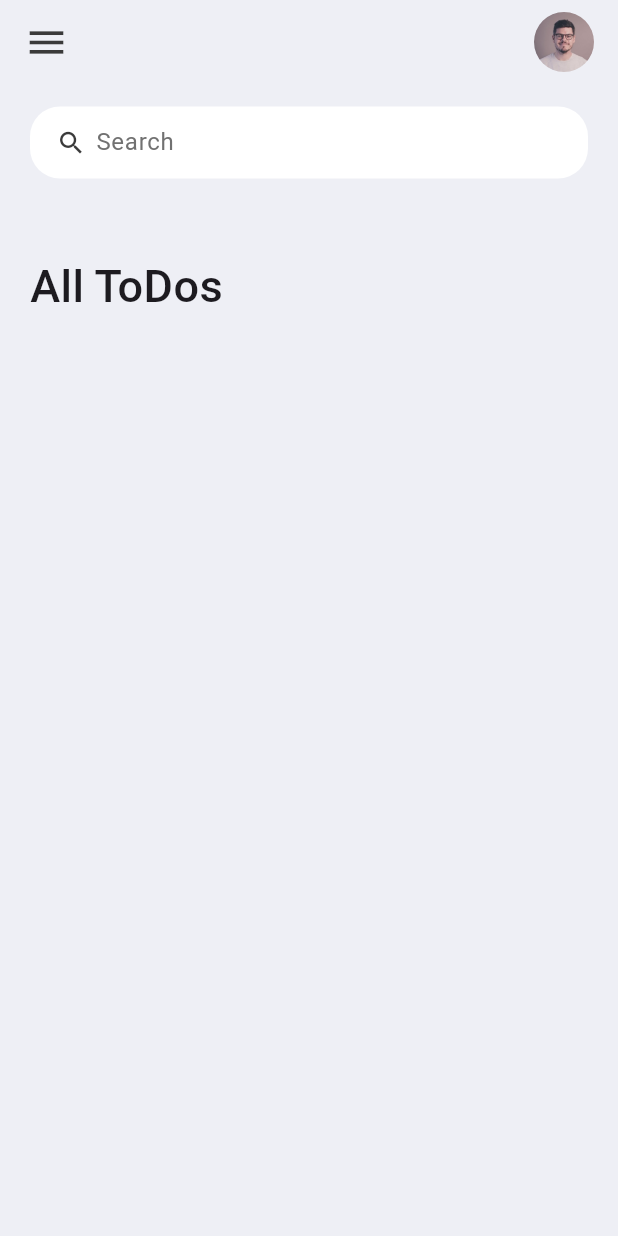
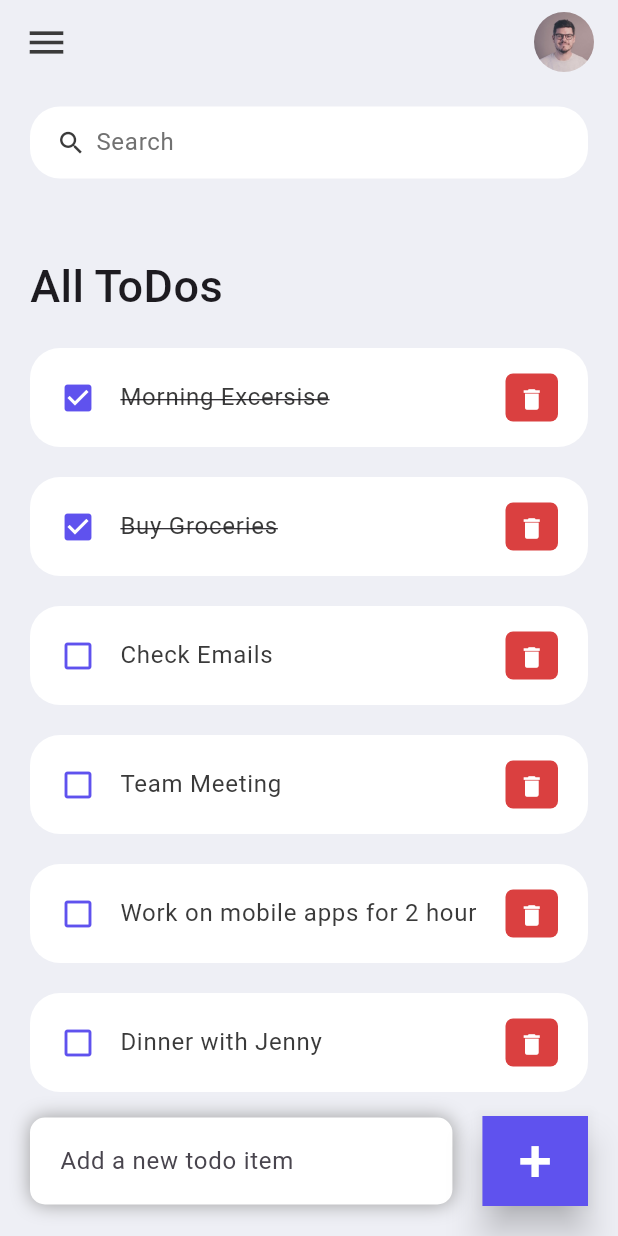
Before and after one commit to fm1299/flutter_todo_app, a Flutter app: the screen it shows after launch, on a phone screen of 412 x 824 dp. Run offline on Flutter 3.47's test engine with Material 3 defaults, Android fonts, the light colour scheme and no system bars.

Commit message:
Items can now be viewed in a list on the home page

```diff
--- /dev/null
+++ b/lib/model/todo.dart
@@ -0,0 +1,18 @@
+class ToDo {
+  String? id;
+  String? todoText;
+  bool isDone;
+
+  ToDo({required this.id, required this.todoText, this.isDone = false});
+
+  static List<ToDo> todoList() {
+    return [
+      ToDo(id: '01', todoText: 'Morning Excersise', isDone: true),
+      ToDo(id: '02', todoText: 'Buy Groceries', isDone: true),
+      ToDo(id: '03', todoText: 'Check Emails'),
+      ToDo(id: '04', todoText: 'Team Meeting'),
+      ToDo(id: '05', todoText: 'Work on mobile apps for 2 hour'),
+      ToDo(id: '06', todoText: 'Dinner with Jenny')
+    ];
+  }
+}
--- a/lib/screens/home.dart
+++ b/lib/screens/home.dart
@@ -1,16 +1,20 @@
 import 'package:flutter/material.dart';
-import 'package:flutter/widgets.dart';
 import 'package:todo_app_practice/constants/colors.dart';
+import 'package:todo_app_practice/model/todo.dart';
+import 'package:todo_app_practice/widgets/todo_item.dart';
 
 class Home extends StatelessWidget {
-  const Home({super.key});
+  Home({super.key});
 
+  final todosList = ToDo.todoList();
   @override
   Widget build(BuildContext context) {
     return Scaffold(
       backgroundColor: tdBGColor,
       appBar: _buildAppBar(),
-      body: Container(
+      body: Stack(
+        children: [
+          Container(
             padding: const EdgeInsets.symmetric(horizontal: 20, vertical: 15),
             child: Column(
               children: [
@@ -19,11 +23,11 @@
                   child: ListView(
                     children: [
                       Container(
-                    margin: EdgeInsets.only(
+                        margin: const EdgeInsets.only(
                           top: 50,
                           bottom: 20,
                         ),
-                    child: Text(
+                        child: const Text(
                           'All ToDos',
                           style: TextStyle(
                             fontSize: 30,
@@ -31,18 +35,71 @@
                           ),
                         ),
                       ),
+                      for (ToDo todo in todosList) ToDoItem(todo: todo),
                     ],
                   ),
                 )
               ],
             ),
           ),
+          Align(
+            alignment: Alignment.bottomCenter,
+            child: Row(
+              children: [
+                Expanded(
+                  child: Container(
+                    margin:
+                        const EdgeInsets.only(bottom: 20, right: 20, left: 20),
+                    padding:
+                        const EdgeInsets.symmetric(horizontal: 20, vertical: 5),
+                    decoration: BoxDecoration(
+                      color: Colors.white,
+                      boxShadow: const [
+                        BoxShadow(
+                            color: Colors.grey,
+                            offset: Offset(0.0, 0.0),
+                            blurRadius: 10.0,
+                            spreadRadius: 0.0),
+                      ],
+                      borderRadius: BorderRadius.circular(10),
+                    ),
+                    child: TextField(
+                      decoration: InputDecoration(
+                          hintText: 'Add a new todo item',
+                          border: InputBorder.none),
+                    ),
+                  ),
+                ),
+                Container(
+                  margin: EdgeInsets.only(bottom: 20, right: 20),
+                  child: ElevatedButton(
+                    child: Text(
+                      '+',
+                      style: TextStyle(
+                        color: Colors.white,
+                        fontSize: 40,
+                      ),
+                    ),
+                    onPressed: () {},
+                    style: ElevatedButton.styleFrom(
+                        shape: RoundedRectangleBorder(
+                            borderRadius: BorderRadius.circular(0)),
+                        backgroundColor: tdBlue,
+                        minimumSize: Size(60, 60),
+                        elevation: 10),
+                  ),
+                )
+              ],
+            ),
+          )
+        ],
+      ),
     );
   }
 
   Widget searchBox() {
     return Container(
-      padding: EdgeInsets.symmetric(horizontal: 15),
+      padding: const EdgeInsets.symmetric(horizontal: 15),
       decoration: BoxDecoration(
         color: Colors.white,
         borderRadius: BorderRadius.circular(20),
--- /dev/null
+++ b/lib/widgets/todo_item.dart
@@ -0,0 +1,52 @@
+import 'package:flutter/material.dart';
+import 'package:todo_app_practice/model/todo.dart';
+import '../constants/colors.dart';
+
+class ToDoItem extends StatelessWidget {
+  final ToDo todo;
+  const ToDoItem({super.key, required this.todo});
+
+  @override
+  Widget build(BuildContext context) {
+    return Container(
+      margin: const EdgeInsets.only(bottom: 20),
+      child: ListTile(
+        onTap: () {
+          print('Clicked on Todo Item.');
+        },
+        shape: RoundedRectangleBorder(borderRadius: BorderRadius.circular(20)),
+        contentPadding: const EdgeInsets.symmetric(horizontal: 20, vertical: 5),
+        tileColor: Colors.white,
+        leading: Icon(
+          todo.isDone ? Icons.check_box : Icons.check_box_outline_blank,
+          color: tdBlue,
+        ),
+        title: Text(
+          todo.todoText!,
+          style: TextStyle(
+              fontSize: 16,
+              color: tdBlack,
+              decoration: todo.isDone ? TextDecoration.lineThrough : null),
+        ),
+        trailing: Container(
+          padding: const EdgeInsets.all(0),
+          margin: const EdgeInsets.symmetric(vertical: 12),
+          height: 35,
+          width: 35,
+          decoration: BoxDecoration(
+            color: tdRed,
+            borderRadius: BorderRadius.circular(5),
+          ),
+          child: IconButton(
+            color: Colors.white,
+            iconSize: 18,
+            icon: const Icon(Icons.delete),
+            onPressed: () {
+              print('Clicked on delete icon');
+            },
+          ),
+        ),
+      ),
+    );
+  }
+}
```
Lines whose indentation alone changed are shown as unchanged.
